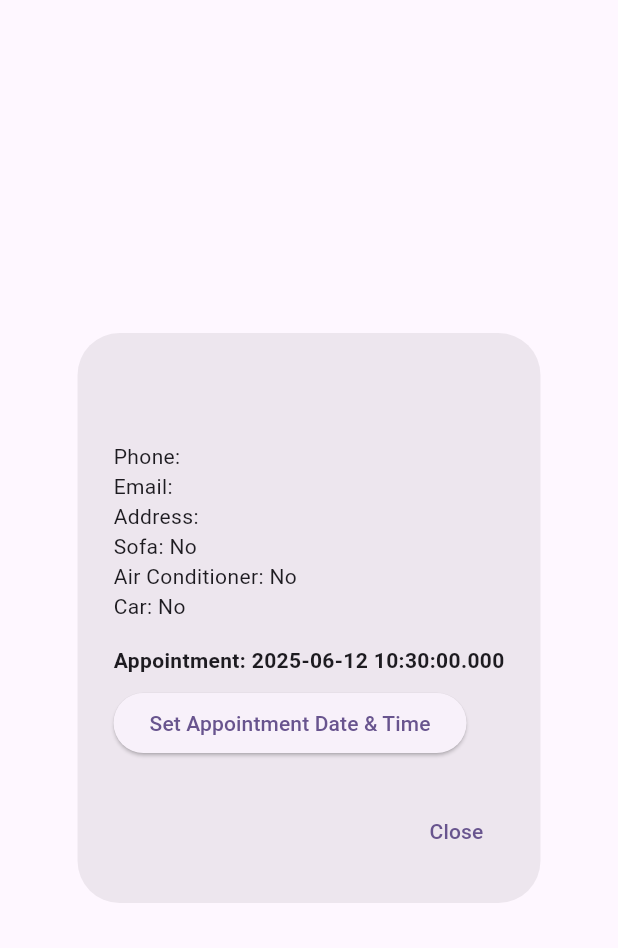
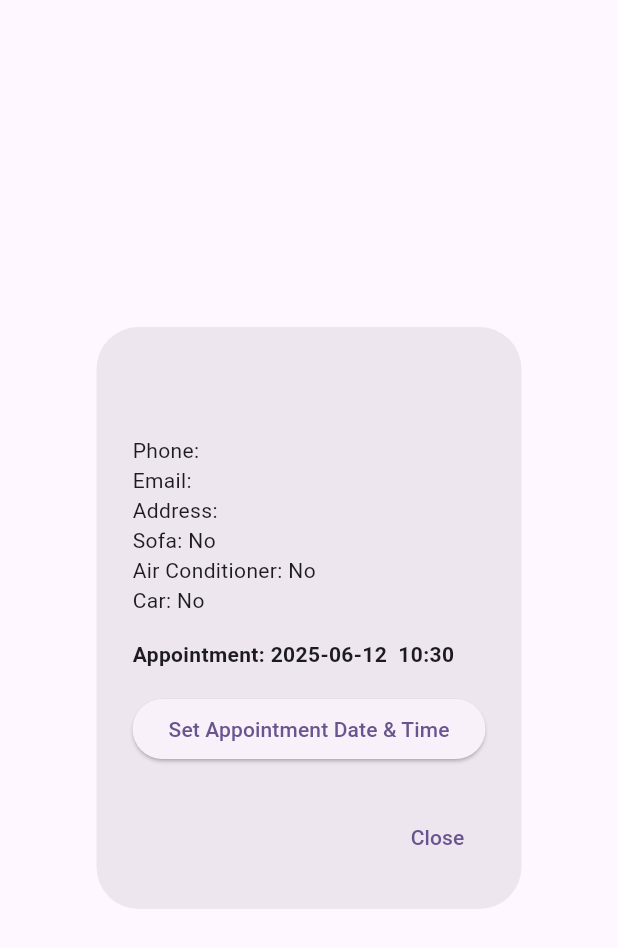
Before and after one commit to amit1339/noamapp, a Flutter app: the CustomerDialog widget shown alone on an empty page, opened directly with empty values, on a phone screen of 412 x 824 dp. Shown: the top 948 px of the screen. Run offline on Flutter 3.47's test engine with Material 3 defaults, Android fonts, the phone set to English and light mode, and no system bars; our stand-ins replace cloud_firestore, firebase_auth, firebase_core, google_maps_flutter, table_calendar; accounts and stored records are empty.

Commit message:
finish the poc

```diff
--- a/lib/customer_dialog.dart
+++ b/lib/customer_dialog.dart
@@ -1,12 +1,21 @@
 import 'package:flutter/material.dart';
 import 'package:cloud_firestore/cloud_firestore.dart';
+import 'package:intl/intl.dart';
 import 'customer.dart';
 
 class CustomerDialog extends StatefulWidget {
   final Customer customer;
   final String docId;
+  final bool showSetAppointment;
+  final bool showBitButton; // Add this
 
-  const CustomerDialog({super.key, required this.customer, required this.docId});
+  const CustomerDialog({
+    super.key,
+    required this.customer,
+    required this.docId,
+    this.showSetAppointment = true,
+    this.showBitButton = false, // default false
+  });
 
   @override
   State<CustomerDialog> createState() => _CustomerDialogState();
@@ -83,14 +92,18 @@ class _CustomerDialogState extends State<CustomerDialog> {
           Text(
             _selectedDateTime == null
                 ? 'No appointment set'
-                : 'Appointment: ${_selectedDateTime!.toLocal()}',
+                : 'Appointment: ${DateFormat('yyyy-MM-dd').format(_selectedDateTime!)}  ${DateFormat('HH:mm').format(_selectedDateTime!)}',
             style: const TextStyle(fontWeight: FontWeight.bold),
           ),
           const SizedBox(height: 8),
-          ElevatedButton(
-            onPressed: _pickDateTime,
-            child: const Text('Set Appointment Date & Time'),
-          ),
+          if (widget.showSetAppointment)
+            ...[
+              const SizedBox(height: 8),
+              ElevatedButton(
+                onPressed: _pickDateTime,
+                child: const Text('Set Appointment Date & Time'),
+              ),
+            ],
         ],
       ),
       actions: [
@@ -98,6 +111,16 @@ class _CustomerDialogState extends State<CustomerDialog> {
           onPressed: () => Navigator.of(context).pop(),
           child: const Text('Close'),
         ),
+        if (widget.showBitButton) // Conditionally show Bit button
+          ElevatedButton(
+            onPressed: () {
+              // TODO: Add your Bit button logic here
+              ScaffoldMessenger.of(context).showSnackBar(
+                const SnackBar(content: Text('Bit button pressed!')),
+              );
+            },
+            child: const Text('Bit'),
+          ),
       ],
     );
   }
```
Also changed, not shown: lib/schedule_page.dart (+27 -1 lines).
